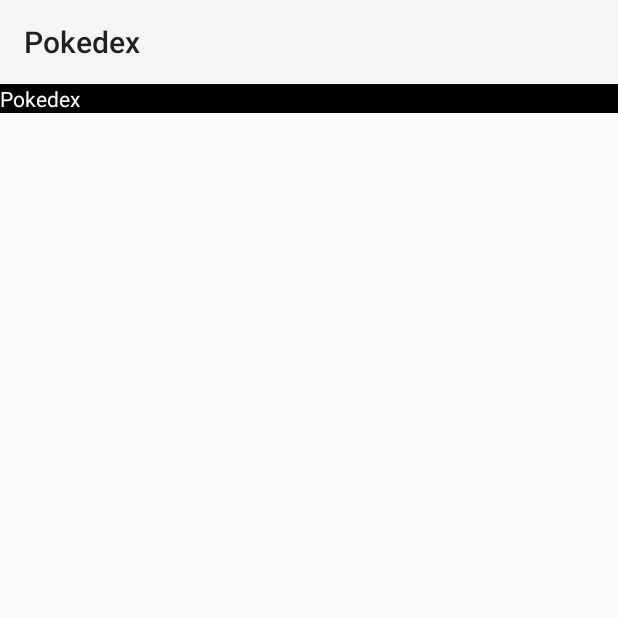
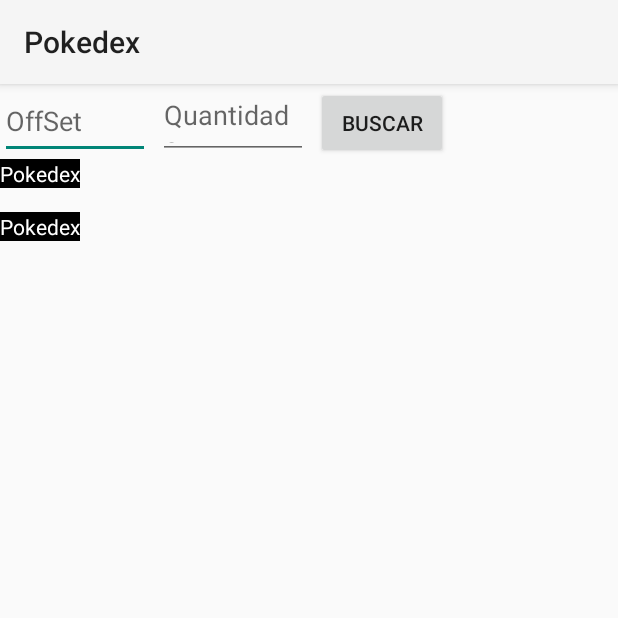
Before and after one commit to Pteroto/Pokedex, an Android app: the screen it shows after launch (MainActivity), on a phone screen of 412 x 824 dp, the top half of it. Run offline under Robolectric (Android 15) with nearby library versions, the phone set to English and light mode, and no system bars; pictures from the network do not load.

Commit message:
Criando nova tela e enviando offSet e Quantidade via Intent

```diff
--- a/app/src/main/AndroidManifest.xml
+++ b/app/src/main/AndroidManifest.xml
@@ -4,6 +4,7 @@
 
     <uses-permission android:name="android.permission.INTERNET" />
     <uses-permission android:name="android.permission.ACCESS_NETWORK_STATE" />
+
 
     <application
         android:allowBackup="true"
@@ -12,6 +13,7 @@
         android:roundIcon="@mipmap/ic_launcher_round"
         android:supportsRtl="true"
         android:theme="@style/Theme.Pokedex">
+        <activity android:name=".view.NextActivity"></activity>
         <activity android:name=".view.MainActivity">
             <intent-filter>
                 <action android:name="android.intent.action.MAIN" />
--- a/app/src/main/java/com/doubleg/pokedex/view/MainActivity.kt
+++ b/app/src/main/java/com/doubleg/pokedex/view/MainActivity.kt
@@ -1,7 +1,11 @@
 package com.doubleg.pokedex.view
 
+import android.content.Intent
 import android.os.Bundle
 import android.util.Log
+import android.view.View
+import android.widget.Button
+import android.widget.EditText
 import androidx.appcompat.app.AppCompatActivity
 import androidx.recyclerview.widget.GridLayoutManager
 import androidx.recyclerview.widget.RecyclerView
@@ -15,9 +19,34 @@ import kotlinx.coroutines.withContext
 
 class MainActivity : AppCompatActivity() {
 
+
+
     override fun onCreate(savedInstanceState: Bundle?) {
         super.onCreate(savedInstanceState)
         setContentView(R.layout.activity_main)
+
+        val intent = Intent(this, NextActivity::class.java)
+
+        var offSet = findViewById<EditText>(R.id.EditTextOffset)
+            .setHint("OffSet")
+
+        var quantidade = findViewById<EditText>(R.id.EditTextQuantidade)
+            .setHint("Quantidade")
+
+        val buscar = findViewById<Button>(R.id.BttBuscar)
+
+
+
+        buscar.setOnClickListener {
+
+
+            intent.putExtra("offSet", offSet.toString())
+            intent.putExtra("quantidade", quantidade.toString())
+            startActivity(intent)
+
+        }
+
+
 
         val repository = Repository()
 
@@ -35,6 +64,11 @@ class MainActivity : AppCompatActivity() {
         Log.d("teste", "teste")
     }
 
+
+
+
+
+
     private fun setListOnScreen(list: List<Pokemon>) {
         findViewById<RecyclerView>(R.id.recyclerViewPokemon).apply {
             layoutManager = GridLayoutManager(this@MainActivity, 3)
--- a/app/src/main/res/layout/activity_main.xml
+++ b/app/src/main/res/layout/activity_main.xml
@@ -5,6 +5,41 @@
     android:layout_height="match_parent"
     android:orientation="vertical"
     tools:context=".view.MainActivity">
+
+    <LinearLayout
+        android:layout_width="wrap_content"
+        android:layout_height="wrap_content"
+        android:orientation="horizontal">
+
+        <EditText
+            android:id="@+id/EditTextOffset"
+            android:layout_width="100dp"
+            android:layout_height="50dp"
+            android:layout_marginEnd="5dp" />
+
+
+
+        <EditText
+            android:id="@+id/EditTextQuantidade"
+            android:layout_width="100dp"
+            android:layout_height="50dp"
+            android:layout_marginEnd="5dp"
+
+            />
+
+        <Button
+            android:id="@+id/BttBuscar"
+            android:layout_width="wrap_content"
+            android:layout_height="wrap_content"
+            android:text="Buscar" />
+
+    </LinearLayout>
+
+    <LinearLayout
+        android:layout_width="wrap_content"
+        android:layout_height="wrap_content"
+        android:orientation="vertical">
+
 
         <TextView
             android:layout_width="match_parent"
@@ -27,4 +62,7 @@
             android:text="@string/app_name"
             android:textColor="@color/white" />
 
+
     </LinearLayout>
+
+</LinearLayout>
```
Also changed, not shown: app/src/main/java/com/doubleg/pokedex/view/NextActivity.kt (added, +26 -0 lines), app/src/main/res/layout/activity_next.xml (added, +24 -0 lines). Lines whose indentation alone changed are shown as unchanged.
